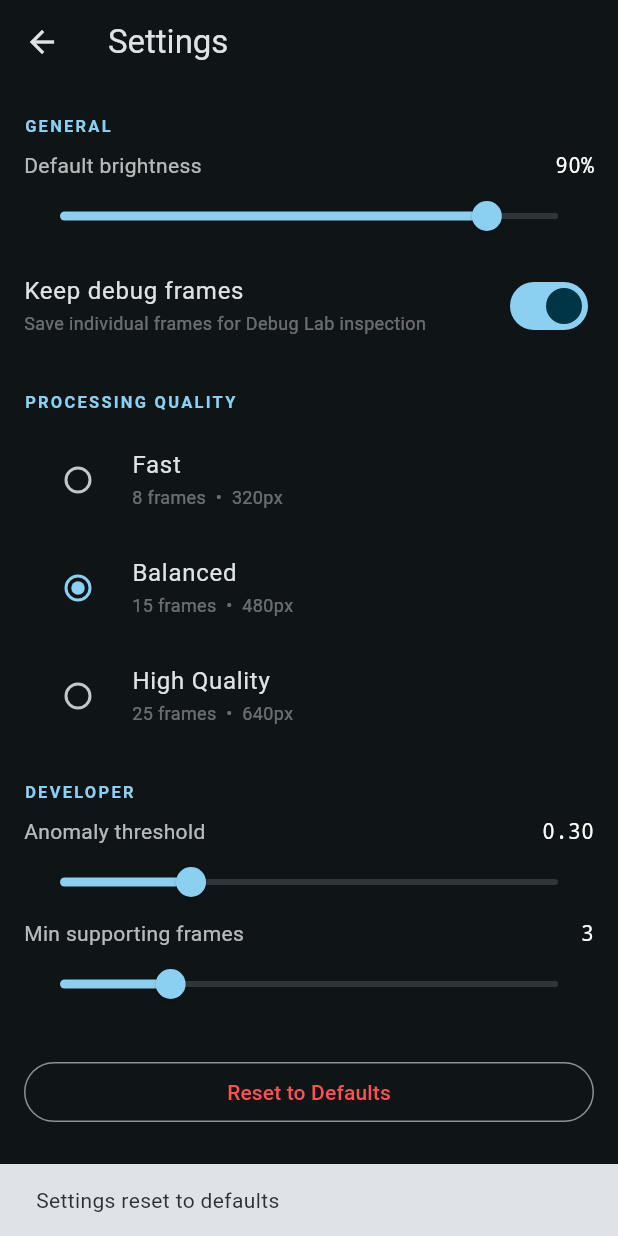
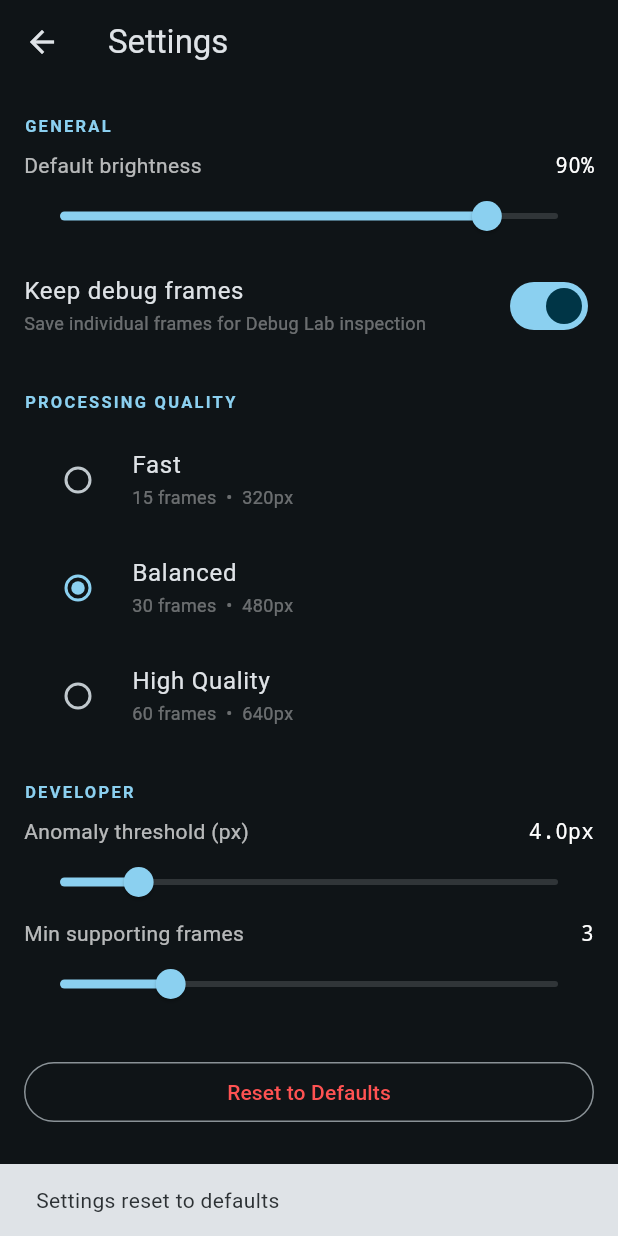
Before and after one commit to olegkhazo/pocket-dent-scanner, a Flutter app: the SettingsScreen screen opened by its route, after a tap on "Reset to Defaults", on a phone screen of 412 x 824 dp. Run offline on Flutter 3.47's test engine with Material 3 defaults, Android fonts, the phone set to English and light mode, and no system bars; our stand-ins replace camera, drift, flutter_riverpod, freezed_annotation, go_router, permission_handler and 3 more; accounts and stored records are empty; generated files the repository leaves out were written again.

Commit message:
fix(cv): correct anomalyThreshold to pixels (was * imageWidth = 144px!), lower stripe brightness threshold, increase frame count to 30, faster capture 150ms

```diff
--- a/lib/core/camera/camera_service.dart
+++ b/lib/core/camera/camera_service.dart
@@ -51,7 +51,7 @@
     final dir = Directory(sessionDir);
     await dir.create(recursive: true);
 
-    _captureTimer = Timer.periodic(const Duration(milliseconds: 250), (_) async {
+    _captureTimer = Timer.periodic(const Duration(milliseconds: 150), (_) async {
       if (!_isCapturing || _controller == null || _captureBusy) return;
       _captureBusy = true;
       try {
--- a/lib/core/cv/anomaly_detector.dart
+++ b/lib/core/cv/anomaly_detector.dart
@@ -48,14 +48,16 @@
         final expected = coeffs[0] + coeffs[1] * y + coeffs[2] * y * y;
         final deviation = (actual - expected).abs();
 
-        if (deviation > config.anomalyThreshold * imageWidth) {
+        // anomalyThreshold is in pixels (not fraction of imageWidth).
+        // Real dent deviations are 3–20px; default threshold = 4px.
+        if (deviation > config.anomalyThreshold) {
           final nx = actual / imageWidth;
           final ny = y / imageHeight;
           points.add(Offset(nx, ny));
           regions.add(AnomalyRegion(
             normalizedX: nx,
             normalizedY: ny,
-            magnitude: deviation / imageWidth,
+            magnitude: deviation,
           ));
         }
       }
--- a/lib/core/cv/cv_pipeline.dart
+++ b/lib/core/cv/cv_pipeline.dart
@@ -19,7 +19,7 @@
   const CvPipelineInput({
     required this.framePaths,
     required this.config,
-    this.maxFrames = 15,
+    this.maxFrames = 30,
     this.processWidth = 480,
   });
 }
--- a/lib/core/cv/stripe_detector.dart
+++ b/lib/core/cv/stripe_detector.dart
@@ -59,7 +59,7 @@
   List<int> _localMaxima(List<double> row) {
     final maxima = <int>[];
     for (var i = 1; i < row.length - 1; i++) {
-      if (row[i] > row[i - 1] && row[i] > row[i + 1] && row[i] > 0.3) {
+      if (row[i] > row[i - 1] && row[i] > row[i + 1] && row[i] > 0.1) {
         maxima.add(i);
       }
     }
--- a/lib/features/settings/settings_screen.dart
+++ b/lib/features/settings/settings_screen.dart
@@ -71,11 +71,11 @@
           const SizedBox(height: 16),
           _SectionHeader('Developer'),
           _SliderTile(
-            label: 'Anomaly threshold',
+            label: 'Anomaly threshold (px)',
             value: settings.anomalyThreshold,
-            min: 0.05,
-            max: 1.0,
-            displayValue: settings.anomalyThreshold.toStringAsFixed(2),
+            min: 1.0,
+            max: 20.0,
+            displayValue: '${settings.anomalyThreshold.toStringAsFixed(1)}px',
             onChanged: (v) =>
                 notifier.update((s) => s.copyWith(anomalyThreshold: v)),
           ),
```
Also changed, not shown: lib/core/cv/cv_config.dart (+4 -3 lines), lib/features/settings/app_settings.dart (+4 -4 lines).
